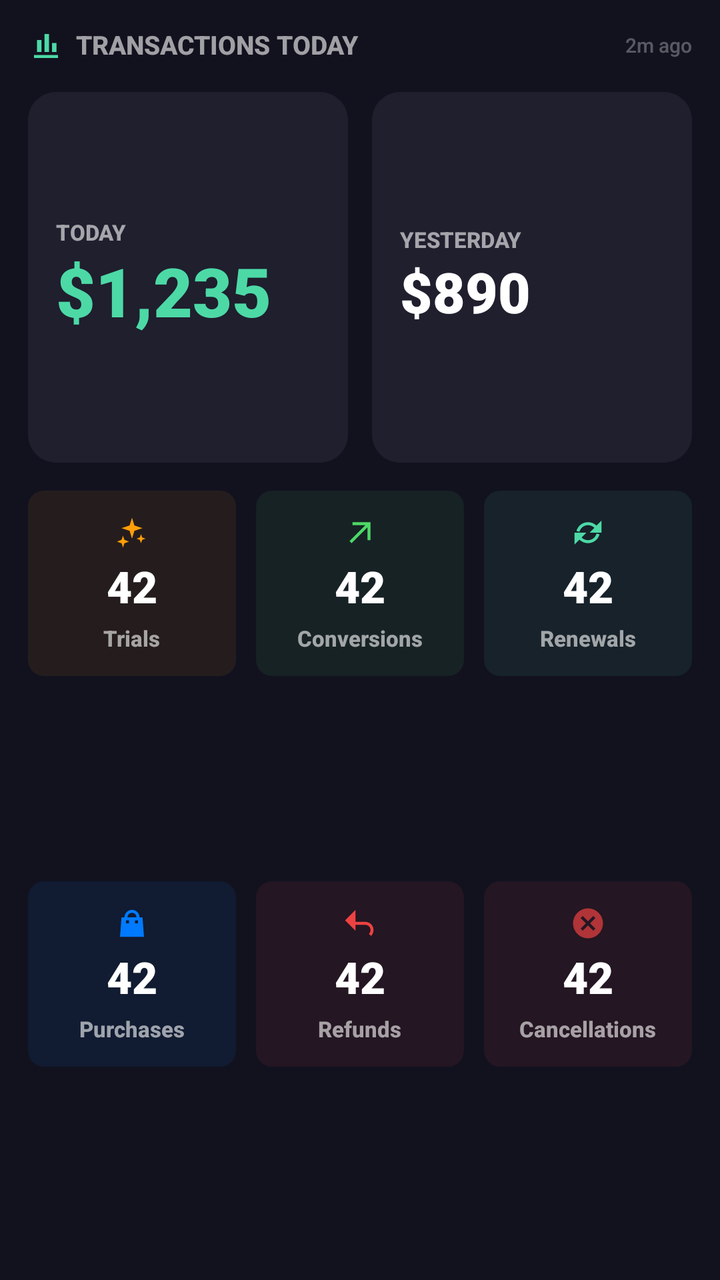
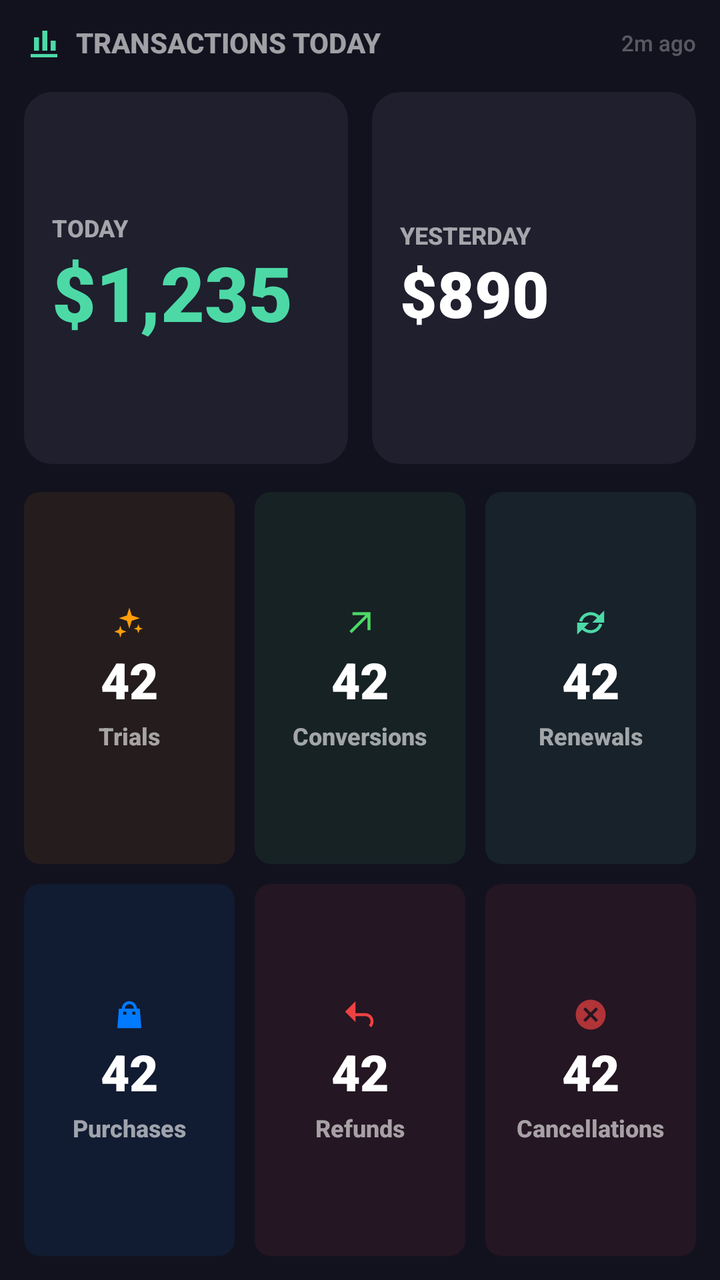

An Android layout rendered at two revisions. The XML below is the earlier revision; the diff shows what the commit changed to produce the second picture.
<!-- AndroidManifest.xml: fallback theme Theme.MaterialComponents.DayNight.NoActionBar -->
<!-- res/layout/transactions_widget_large.xml -->
<?xml version="1.0" encoding="utf-8"?>
<LinearLayout xmlns:android="http://schemas.android.com/apk/res/android"
    android:id="@+id/widgetRoot"
    android:layout_width="match_parent"
    android:layout_height="match_parent"
    android:orientation="vertical"
    android:padding="14dp"
    android:background="@color/widgetBackground">

    <LinearLayout
        android:layout_width="match_parent"
        android:layout_height="wrap_content"
        android:orientation="horizontal"
        android:gravity="center_vertical">
        <ImageView
            android:layout_width="18dp"
            android:layout_height="18dp"
            android:src="@drawable/ic_widget_chart_bar"
            android:contentDescription="@null" />
        <TextView
            android:layout_width="wrap_content"
            android:layout_height="wrap_content"
            android:text="TRANSACTIONS TODAY"
            android:textSize="13sp"
            android:textStyle="bold"
            android:layout_marginStart="6dp"
            android:textColor="@color/widgetTextSecondary" android:fontFamily="sans-serif-medium" android:includeFontPadding="false" />
        <TextView android:layout_width="0dp" android:layout_height="0dp" android:layout_weight="1" />
        <TextView
            android:id="@+id/tvLastUpdated"
            android:layout_width="wrap_content"
            android:layout_height="wrap_content"
            android:text="2m ago"
            android:textSize="10sp"
            android:textColor="@color/widgetTextQuaternary" android:fontFamily="sans-serif-medium" android:includeFontPadding="false" />
    </LinearLayout>

    <LinearLayout android:layout_width="match_parent" android:layout_height="0dp" android:layout_weight="1" android:orientation="horizontal" android:layout_marginTop="14dp">
        <LinearLayout android:layout_width="0dp" android:layout_height="match_parent" android:layout_weight="1" android:orientation="vertical" android:gravity="center_vertical" android:padding="14dp" android:background="@drawable/bg_mtd_card">
            <TextView android:layout_width="wrap_content" android:layout_height="wrap_content" android:text="TODAY" android:textSize="11sp" android:textStyle="bold" android:textColor="@color/widgetTextSecondary" android:fontFamily="sans-serif-medium" android:includeFontPadding="false" />
            <TextView android:id="@+id/tvRevenue" android:layout_width="wrap_content" android:layout_height="wrap_content" android:text="$1,235" android:textSize="34sp" android:textStyle="bold" android:textColor="@color/widgetAccent" android:fontFamily="sans-serif-black" android:includeFontPadding="false" android:maxLines="1" android:ellipsize="end" android:layout_marginTop="4dp" />
        </LinearLayout>
        <LinearLayout android:layout_width="0dp" android:layout_height="match_parent" android:layout_weight="1" android:orientation="vertical" android:gravity="center_vertical" android:padding="14dp" android:background="@drawable/bg_mtd_card" android:layout_marginStart="12dp">
            <TextView android:layout_width="wrap_content" android:layout_height="wrap_content" android:text="YESTERDAY" android:textSize="11sp" android:textStyle="bold" android:textColor="@color/widgetTextSecondary" android:fontFamily="sans-serif-medium" android:includeFontPadding="false" />
            <TextView android:id="@+id/tvYesterday" android:layout_width="wrap_content" android:layout_height="wrap_content" android:text="$890" android:textSize="28sp" android:textStyle="bold" android:textColor="@color/widgetTextPrimary" android:fontFamily="sans-serif-black" android:includeFontPadding="false" android:maxLines="1" android:ellipsize="end" android:layout_marginTop="4dp" />
        </LinearLayout>
    </LinearLayout>

    <LinearLayout android:layout_width="match_parent" android:layout_height="0dp" android:layout_weight="1" android:orientation="horizontal" android:layout_marginTop="14dp">
        <LinearLayout
            android:id="@+id/cellTrials"
            android:layout_width="0dp"
            android:layout_height="wrap_content"
            android:layout_weight="1"
            android:orientation="vertical"
            android:gravity="center"
            android:paddingTop="12dp"
            android:paddingBottom="12dp"
            android:background="@drawable/bg_count_cell_trial">
            <ImageView
                    android:layout_width="18dp"
                    android:layout_height="18dp"
                    android:src="@drawable/ic_widget_sparkles"
                    android:contentDescription="@null" />
            <TextView
                android:id="@+id/tvTrials"
                android:layout_width="wrap_content"
                android:layout_height="wrap_content"
                android:text="42"
                android:textSize="22sp"
                android:textStyle="bold"
                android:layout_marginTop="6dp"
                android:textColor="@color/widgetTextPrimary" android:fontFamily="sans-serif-black" android:includeFontPadding="false" />
            <TextView
                android:layout_width="wrap_content"
                android:layout_height="wrap_content"
                android:text="Trials"
                android:textSize="11sp"
                android:textStyle="bold"
                android:layout_marginTop="6dp"
                android:textColor="@color/widgetTextSecondary" android:fontFamily="sans-serif-medium" android:includeFontPadding="false" />
        </LinearLayout>
        <LinearLayout
            android:id="@+id/cellConversions"
            android:layout_width="0dp"
            android:layout_height="wrap_content"
            android:layout_weight="1"
            android:orientation="vertical"
            android:gravity="center"
            android:paddingTop="12dp"
            android:paddingBottom="12dp"
            android:background="@drawable/bg_count_cell_conversion"
            android:layout_marginStart="10dp">
            <ImageView
                    android:layout_width="18dp"
                    android:layout_height="18dp"
                    android:src="@drawable/ic_widget_arrow_up_right"
                    android:contentDescription="@null" />
            <TextView
                android:id="@+id/tvConversions"
                android:layout_width="wrap_content"
                android:layout_height="wrap_content"
                android:text="42"
                android:textSize="22sp"
                android:textStyle="bold"
                android:layout_marginTop="6dp"
                android:textColor="@color/widgetTextPrimary" android:fontFamily="sans-serif-black" android:includeFontPadding="false" />
            <TextView
                android:layout_width="wrap_content"
                android:layout_height="wrap_content"
                android:text="Conversions"
                android:textSize="11sp"
                android:textStyle="bold"
                android:layout_marginTop="6dp"
                android:textColor="@color/widgetTextSecondary" android:fontFamily="sans-serif-medium" android:includeFontPadding="false" />
        </LinearLayout>
        <LinearLayout
            android:id="@+id/cellRenewals"
            android:layout_width="0dp"
            android:layout_height="wrap_content"
            android:layout_weight="1"
            android:orientation="vertical"
            android:gravity="center"
            android:paddingTop="12dp"
            android:paddingBottom="12dp"
            android:background="@drawable/bg_count_cell_renewal"
            android:layout_marginStart="10dp">
            <ImageView
                    android:layout_width="18dp"
                    android:layout_height="18dp"
                    android:src="@drawable/ic_widget_renewal"
                    android:contentDescription="@null" />
            <TextView
                android:id="@+id/tvRenewals"
                android:layout_width="wrap_content"
                android:layout_height="wrap_content"
                android:text="42"
                android:textSize="22sp"
                android:textStyle="bold"
                android:layout_marginTop="6dp"
                android:textColor="@color/widgetTextPrimary" android:fontFamily="sans-serif-black" android:includeFontPadding="false" />
            <TextView
                android:layout_width="wrap_content"
                android:layout_height="wrap_content"
                android:text="Renewals"
                android:textSize="11sp"
                android:textStyle="bold"
                android:layout_marginTop="6dp"
                android:textColor="@color/widgetTextSecondary" android:fontFamily="sans-serif-medium" android:includeFontPadding="false" />
        </LinearLayout>
    </LinearLayout>
    <LinearLayout android:layout_width="match_parent" android:layout_height="0dp" android:layout_weight="1" android:orientation="horizontal" android:layout_marginTop="10dp">
        <LinearLayout
            android:id="@+id/cellPurchases"
            android:layout_width="0dp"
            android:layout_height="wrap_content"
            android:layout_weight="1"
            android:orientation="vertical"
            android:gravity="center"
            android:paddingTop="12dp"
            android:paddingBottom="12dp"
            android:background="@drawable/bg_count_cell_purchase">
            <ImageView
                    android:layout_width="18dp"
                    android:layout_height="18dp"
                    android:src="@drawable/ic_widget_bag"
                    android:contentDescription="@null" />
            <TextView
                android:id="@+id/tvPurchases"
                android:layout_width="wrap_content"
                android:layout_height="wrap_content"
                android:text="42"
                android:textSize="22sp"
                android:textStyle="bold"
                android:layout_marginTop="6dp"
                android:textColor="@color/widgetTextPrimary" android:fontFamily="sans-serif-black" android:includeFontPadding="false" />
            <TextView
                android:layout_width="wrap_content"
                android:layout_height="wrap_content"
                android:text="Purchases"
                android:textSize="11sp"
                android:textStyle="bold"
                android:layout_marginTop="6dp"
                android:textColor="@color/widgetTextSecondary" android:fontFamily="sans-serif-medium" android:includeFontPadding="false" />
        </LinearLayout>
        <LinearLayout
            android:id="@+id/cellRefunds"
            android:layout_width="0dp"
            android:layout_height="wrap_content"
            android:layout_weight="1"
            android:orientation="vertical"
            android:gravity="center"
            android:paddingTop="12dp"
            android:paddingBottom="12dp"
            android:background="@drawable/bg_count_cell_refund"
            android:layout_marginStart="10dp">
            <ImageView
                    android:layout_width="18dp"
                    android:layout_height="18dp"
                    android:src="@drawable/ic_widget_refund"
                    android:contentDescription="@null" />
            <TextView
                android:id="@+id/tvRefunds"
                android:layout_width="wrap_content"
                android:layout_height="wrap_content"
                android:text="42"
                android:textSize="22sp"
                android:textStyle="bold"
                android:layout_marginTop="6dp"
                android:textColor="@color/widgetTextPrimary" android:fontFamily="sans-serif-black" android:includeFontPadding="false" />
            <TextView
                android:layout_width="wrap_content"
                android:layout_height="wrap_content"
                android:text="Refunds"
                android:textSize="11sp"
                android:textStyle="bold"
                android:layout_marginTop="6dp"
                android:textColor="@color/widgetTextSecondary" android:fontFamily="sans-serif-medium" android:includeFontPadding="false" />
        </LinearLayout>
        <LinearLayout
            android:id="@+id/cellCancellations"
            android:layout_width="0dp"
            android:layout_height="wrap_content"
            android:layout_weight="1"
            android:orientation="vertical"
            android:gravity="center"
            android:paddingTop="12dp"
            android:paddingBottom="12dp"
            android:background="@drawable/bg_count_cell_refund"
            android:layout_marginStart="10dp">
            <ImageView
                    android:layout_width="18dp"
                    android:layout_height="18dp"
                    android:src="@drawable/ic_widget_cancel"
                    android:contentDescription="@null" />
            <TextView
                android:id="@+id/tvCancellations"
                android:layout_width="wrap_content"
                android:layout_height="wrap_content"
                android:text="42"
                android:textSize="22sp"
                android:textStyle="bold"
                android:layout_marginTop="6dp"
                android:textColor="@color/widgetTextPrimary" android:fontFamily="sans-serif-black" android:includeFontPadding="false" />
            <TextView
                android:layout_width="wrap_content"
                android:layout_height="wrap_content"
                android:text="Cancellations"
                android:textSize="11sp"
                android:textStyle="bold"
                android:layout_marginTop="6dp"
                android:textColor="@color/widgetTextSecondary" android:fontFamily="sans-serif-medium" android:includeFontPadding="false" />
        </LinearLayout>
    </LinearLayout>
</LinearLayout>
<!-- resources referenced by this layout -->
<resources>
  <color name="widgetAccent">#4DD9A6</color>
  <color name="widgetBackground">#12121F</color>
  <color name="widgetTextPrimary">#FFFFFFFF</color>
  <color name="widgetTextQuaternary">#4DFFFFFF</color>
  <color name="widgetTextSecondary">#99FFFFFF</color>
  <!-- drawable bg_count_cell_conversion (drawable) -->
  <?xml version="1.0" encoding="utf-8"?>
  <shape xmlns:android="http://schemas.android.com/apk/res/android"
      android:shape="rectangle">
      <solid android:color="#144DD966" />
      <corners android:radius="8dp" />
  </shape>
  <!-- drawable bg_count_cell_purchase (drawable) -->
  <?xml version="1.0" encoding="utf-8"?>
  <shape xmlns:android="http://schemas.android.com/apk/res/android"
      android:shape="rectangle">
      <solid android:color="#14007AFF" />
      <corners android:radius="8dp" />
  </shape>
  <!-- drawable bg_count_cell_refund (drawable) -->
  <?xml version="1.0" encoding="utf-8"?>
  <shape xmlns:android="http://schemas.android.com/apk/res/android"
      android:shape="rectangle">
      <solid android:color="#14ED4242" />
      <corners android:radius="8dp" />
  </shape>
  <!-- drawable bg_count_cell_renewal (drawable) -->
  <?xml version="1.0" encoding="utf-8"?>
  <shape xmlns:android="http://schemas.android.com/apk/res/android"
      android:shape="rectangle">
      <solid android:color="#144DD9A6" />
      <corners android:radius="8dp" />
  </shape>
  <!-- drawable bg_count_cell_trial (drawable) -->
  <?xml version="1.0" encoding="utf-8"?>
  <shape xmlns:android="http://schemas.android.com/apk/res/android"
      android:shape="rectangle">
      <solid android:color="#14FF9E0A" />
      <corners android:radius="8dp" />
  </shape>
  <!-- drawable bg_mtd_card (drawable) -->
  <?xml version="1.0" encoding="utf-8"?>
  <shape xmlns:android="http://schemas.android.com/apk/res/android"
      android:shape="rectangle">
      <solid android:color="@color/widgetCardBackground" />
      <corners android:radius="14dp" />
  </shape>
  <!-- drawable ic_widget_arrow_up_right (drawable) -->
  <vector xmlns:android="http://schemas.android.com/apk/res/android" android:width="24dp" android:height="24dp" android:viewportWidth="24" android:viewportHeight="24">
      <path android:fillColor="@color/conversionGreen" android:pathData="M7,5h12v12h-2V8.4L6.4,19L5,17.6L15.6,7H7V5z"/>
  </vector>
  <!-- drawable ic_widget_cancel (drawable) -->
  <vector xmlns:android="http://schemas.android.com/apk/res/android" android:width="24dp" android:height="24dp" android:viewportWidth="24" android:viewportHeight="24">
      <path android:fillColor="@color/cancelRed" android:pathData="M12,2a10,10 0,1 0,0,20a10,10 0,0 0,0,-20zM8.5,7.1L12,10.6l3.5,-3.5l1.4,1.4L13.4,12l3.5,3.5l-1.4,1.4L12,13.4l-3.5,3.5l-1.4,-1.4l3.5,-3.5l-3.5,-3.5l1.4,-1.4z"/>
  </vector>
  <!-- drawable ic_widget_chart_bar (drawable) -->
  <vector xmlns:android="http://schemas.android.com/apk/res/android" android:width="24dp" android:height="24dp" android:viewportWidth="24" android:viewportHeight="24">
      <path android:fillColor="@color/widgetAccent" android:pathData="M4,20h16v-2H4v2zM6,16h3V8H6v8zM11,16h3V4h-3v12zM16,16h3v-6h-3v6z"/>
  </vector>
  <!-- drawable ic_widget_refund (drawable) -->
  <vector xmlns:android="http://schemas.android.com/apk/res/android" android:width="24dp" android:height="24dp" android:viewportWidth="24" android:viewportHeight="24">
      <path android:fillColor="@color/refundRed" android:pathData="M9,7V3L2,10l7,7v-4h6.5c2,0 3.5,1.5 3.5,3.5c0,1 -0.4,1.9 -1.1,2.5l1.5,1.4c1,-1 1.6,-2.4 1.6,-3.9c0,-3.1 -2.4,-5.5 -5.5,-5.5H9V7z"/>
  </vector>
  <color name="widgetCardBackground">#1F1F2E</color>
  <color name="conversionGreen">#4DD966</color>
  <color name="appleBlue">#007AFF</color>
  <color name="cancelRed">#B3ED4242</color>
  <color name="refundRed">#ED4242</color>
  <color name="trialOrange">#FF9E0A</color>
  <!-- unchanged entries left out for length: 3 -->
</resources>

<!-- the commit's change to res/layout/transactions_widget_large.xml (unified diff, before → after) -->
@@ -4,7 +4,7 @@
     android:layout_width="match_parent"
     android:layout_height="match_parent"
     android:orientation="vertical"
-    android:padding="14dp"
+    android:padding="12dp"
     android:background="@color/widgetBackground">
 
     <LinearLayout
@@ -13,15 +13,15 @@
         android:orientation="horizontal"
         android:gravity="center_vertical">
         <ImageView
-            android:layout_width="18dp"
-            android:layout_height="18dp"
+            android:layout_width="20dp"
+            android:layout_height="20dp"
             android:src="@drawable/ic_widget_chart_bar"
             android:contentDescription="@null" />
         <TextView
             android:layout_width="wrap_content"
             android:layout_height="wrap_content"
             android:text="TRANSACTIONS TODAY"
-            android:textSize="13sp"
+            android:textSize="14sp"
             android:textStyle="bold"
             android:layout_marginStart="6dp"
             android:textColor="@color/widgetTextSecondary" android:fontFamily="sans-serif-medium" android:includeFontPadding="false" />
@@ -31,18 +31,18 @@
             android:layout_width="wrap_content"
             android:layout_height="wrap_content"
             android:text="2m ago"
-            android:textSize="10sp"
+            android:textSize="11sp"
             android:textColor="@color/widgetTextQuaternary" android:fontFamily="sans-serif-medium" android:includeFontPadding="false" />
     </LinearLayout>
 
     <LinearLayout android:layout_width="match_parent" android:layout_height="0dp" android:layout_weight="1" android:orientation="horizontal" android:layout_marginTop="14dp">
         <LinearLayout android:layout_width="0dp" android:layout_height="match_parent" android:layout_weight="1" android:orientation="vertical" android:gravity="center_vertical" android:padding="14dp" android:background="@drawable/bg_mtd_card">
-            <TextView android:layout_width="wrap_content" android:layout_height="wrap_content" android:text="TODAY" android:textSize="11sp" android:textStyle="bold" android:textColor="@color/widgetTextSecondary" android:fontFamily="sans-serif-medium" android:includeFontPadding="false" />
-            <TextView android:id="@+id/tvRevenue" android:layout_width="wrap_content" android:layout_height="wrap_content" android:text="$1,235" android:textSize="34sp" android:textStyle="bold" android:textColor="@color/widgetAccent" android:fontFamily="sans-serif-black" android:includeFontPadding="false" android:maxLines="1" android:ellipsize="end" android:layout_marginTop="4dp" />
+            <TextView android:layout_width="wrap_content" android:layout_height="wrap_content" android:text="TODAY" android:textSize="12sp" android:textStyle="bold" android:textColor="@color/widgetTextSecondary" android:fontFamily="sans-serif-medium" android:includeFontPadding="false" />
+            <TextView android:id="@+id/tvRevenue" android:layout_width="wrap_content" android:layout_height="wrap_content" android:text="$1,235" android:textSize="38sp" android:textStyle="bold" android:textColor="@color/widgetAccent" android:fontFamily="sans-serif-black" android:includeFontPadding="false" android:maxLines="1" android:ellipsize="end" android:layout_marginTop="4dp" />
         </LinearLayout>
         <LinearLayout android:layout_width="0dp" android:layout_height="match_parent" android:layout_weight="1" android:orientation="vertical" android:gravity="center_vertical" android:padding="14dp" android:background="@drawable/bg_mtd_card" android:layout_marginStart="12dp">
-            <TextView android:layout_width="wrap_content" android:layout_height="wrap_content" android:text="YESTERDAY" android:textSize="11sp" android:textStyle="bold" android:textColor="@color/widgetTextSecondary" android:fontFamily="sans-serif-medium" android:includeFontPadding="false" />
-            <TextView android:id="@+id/tvYesterday" android:layout_width="wrap_content" android:layout_height="wrap_content" android:text="$890" android:textSize="28sp" android:textStyle="bold" android:textColor="@color/widgetTextPrimary" android:fontFamily="sans-serif-black" android:includeFontPadding="false" android:maxLines="1" android:ellipsize="end" android:layout_marginTop="4dp" />
+            <TextView android:layout_width="wrap_content" android:layout_height="wrap_content" android:text="YESTERDAY" android:textSize="12sp" android:textStyle="bold" android:textColor="@color/widgetTextSecondary" android:fontFamily="sans-serif-medium" android:includeFontPadding="false" />
+            <TextView android:id="@+id/tvYesterday" android:layout_width="wrap_content" android:layout_height="wrap_content" android:text="$890" android:textSize="32sp" android:textStyle="bold" android:textColor="@color/widgetTextPrimary" android:fontFamily="sans-serif-black" android:includeFontPadding="false" android:maxLines="1" android:ellipsize="end" android:layout_marginTop="4dp" />
         </LinearLayout>
     </LinearLayout>
 
@@ -50,12 +50,12 @@
         <LinearLayout
             android:id="@+id/cellTrials"
             android:layout_width="0dp"
-            android:layout_height="wrap_content"
-            android:layout_weight="1"
-            android:orientation="vertical"
-            android:gravity="center"
-            android:paddingTop="12dp"
-            android:paddingBottom="12dp"
+            android:layout_height="match_parent"
+            android:layout_weight="1"
+            android:orientation="vertical"
+            android:gravity="center"
+            android:paddingTop="14dp"
+            android:paddingBottom="14dp"
             android:background="@drawable/bg_count_cell_trial">
             <ImageView
                     android:layout_width="18dp"
@@ -67,7 +67,7 @@
                 android:layout_width="wrap_content"
                 android:layout_height="wrap_content"
                 android:text="42"
-                android:textSize="22sp"
+                android:textSize="25sp"
                 android:textStyle="bold"
                 android:layout_marginTop="6dp"
                 android:textColor="@color/widgetTextPrimary" android:fontFamily="sans-serif-black" android:includeFontPadding="false" />
@@ -75,7 +75,7 @@
                 android:layout_width="wrap_content"
                 android:layout_height="wrap_content"
                 android:text="Trials"
-                android:textSize="11sp"
+                android:textSize="12sp"
                 android:textStyle="bold"
                 android:layout_marginTop="6dp"
                 android:textColor="@color/widgetTextSecondary" android:fontFamily="sans-serif-medium" android:includeFontPadding="false" />
@@ -83,12 +83,12 @@
         <LinearLayout
             android:id="@+id/cellConversions"
             android:layout_width="0dp"
-            android:layout_height="wrap_content"
-            android:layout_weight="1"
-            android:orientation="vertical"
-            android:gravity="center"
-            android:paddingTop="12dp"
-            android:paddingBottom="12dp"
+            android:layout_height="match_parent"
+            android:layout_weight="1"
+            android:orientation="vertical"
+            android:gravity="center"
+            android:paddingTop="14dp"
+            android:paddingBottom="14dp"
             android:background="@drawable/bg_count_cell_conversion"
             android:layout_marginStart="10dp">
             <ImageView
@@ -101,7 +101,7 @@
                 android:layout_width="wrap_content"
                 android:layout_height="wrap_content"
                 android:text="42"
-                android:textSize="22sp"
+                android:textSize="25sp"
                 android:textStyle="bold"
                 android:layout_marginTop="6dp"
                 android:textColor="@color/widgetTextPrimary" android:fontFamily="sans-serif-black" android:includeFontPadding="false" />
@@ -109,7 +109,7 @@
                 android:layout_width="wrap_content"
                 android:layout_height="wrap_content"
                 android:text="Conversions"
-                android:textSize="11sp"
+                android:textSize="12sp"
                 android:textStyle="bold"
                 android:layout_marginTop="6dp"
                 android:textColor="@color/widgetTextSecondary" android:fontFamily="sans-serif-medium" android:includeFontPadding="false" />
@@ -117,12 +117,12 @@
         <LinearLayout
             android:id="@+id/cellRenewals"
             android:layout_width="0dp"
-            android:layout_height="wrap_content"
-            android:layout_weight="1"
-            android:orientation="vertical"
-            android:gravity="center"
-            android:paddingTop="12dp"
-            android:paddingBottom="12dp"
+            android:layout_height="match_parent"
+            android:layout_weight="1"
+            android:orientation="vertical"
+            android:gravity="center"
+            android:paddingTop="14dp"
+            android:paddingBottom="14dp"
             android:background="@drawable/bg_count_cell_renewal"
             android:layout_marginStart="10dp">
             <ImageView
@@ -135,7 +135,7 @@
                 android:layout_width="wrap_content"
                 android:layout_height="wrap_content"
                 android:text="42"
-                android:textSize="22sp"
+                android:textSize="25sp"
                 android:textStyle="bold"
                 android:layout_marginTop="6dp"
                 android:textColor="@color/widgetTextPrimary" android:fontFamily="sans-serif-black" android:includeFontPadding="false" />
@@ -143,7 +143,7 @@
                 android:layout_width="wrap_content"
                 android:layout_height="wrap_content"
                 android:text="Renewals"
-                android:textSize="11sp"
+                android:textSize="12sp"
                 android:textStyle="bold"
                 android:layout_marginTop="6dp"
                 android:textColor="@color/widgetTextSecondary" android:fontFamily="sans-serif-medium" android:includeFontPadding="false" />
@@ -153,12 +153,12 @@
         <LinearLayout
             android:id="@+id/cellPurchases"
             android:layout_width="0dp"
-            android:layout_height="wrap_content"
-            android:layout_weight="1"
-            android:orientation="vertical"
-            android:gravity="center"
-            android:paddingTop="12dp"
-            android:paddingBottom="12dp"
+            android:layout_height="match_parent"
+            android:layout_weight="1"
+            android:orientation="vertical"
+            android:gravity="center"
+            android:paddingTop="14dp"
+            android:paddingBottom="14dp"
             android:background="@drawable/bg_count_cell_purchase">
             <ImageView
                     android:layout_width="18dp"
@@ -170,7 +170,7 @@
                 android:layout_width="wrap_content"
                 android:layout_height="wrap_content"
                 android:text="42"
-                android:textSize="22sp"
+                android:textSize="25sp"
                 android:textStyle="bold"
                 android:layout_marginTop="6dp"
                 android:textColor="@color/widgetTextPrimary" android:fontFamily="sans-serif-black" android:includeFontPadding="false" />
@@ -178,7 +178,7 @@
                 android:layout_width="wrap_content"
                 android:layout_height="wrap_content"
                 android:text="Purchases"
-                android:textSize="11sp"
+                android:textSize="12sp"
                 android:textStyle="bold"
                 android:layout_marginTop="6dp"
                 android:textColor="@color/widgetTextSecondary" android:fontFamily="sans-serif-medium" android:includeFontPadding="false" />
@@ -186,12 +186,12 @@
         <LinearLayout
             android:id="@+id/cellRefunds"
             android:layout_width="0dp"
-            android:layout_height="wrap_content"
-            android:layout_weight="1"
-            android:orientation="vertical"
-            android:gravity="center"
-            android:paddingTop="12dp"
-            android:paddingBottom="12dp"
+            android:layout_height="match_parent"
+            android:layout_weight="1"
+            android:orientation="vertical"
+            android:gravity="center"
+            android:paddingTop="14dp"
+            android:paddingBottom="14dp"
             android:background="@drawable/bg_count_cell_refund"
             android:layout_marginStart="10dp">
             <ImageView
@@ -204,7 +204,7 @@
                 android:layout_width="wrap_content"
                 android:layout_height="wrap_content"
                 android:text="42"
-                android:textSize="22sp"
+                android:textSize="25sp"
                 android:textStyle="bold"
                 android:layout_marginTop="6dp"
                 android:textColor="@color/widgetTextPrimary" android:fontFamily="sans-serif-black" android:includeFontPadding="false" />
@@ -212,7 +212,7 @@
                 android:layout_width="wrap_content"
                 android:layout_height="wrap_content"
                 android:text="Refunds"
-                android:textSize="11sp"
+                android:textSize="12sp"
                 android:textStyle="bold"
                 android:layout_marginTop="6dp"
                 android:textColor="@color/widgetTextSecondary" android:fontFamily="sans-serif-medium" android:includeFontPadding="false" />
@@ -220,12 +220,12 @@
         <LinearLayout
             android:id="@+id/cellCancellations"
             android:layout_width="0dp"
-            android:layout_height="wrap_content"
-            android:layout_weight="1"
-            android:orientation="vertical"
-            android:gravity="center"
-            android:paddingTop="12dp"
-            android:paddingBottom="12dp"
+            android:layout_height="match_parent"
+            android:layout_weight="1"
+            android:orientation="vertical"
+            android:gravity="center"
+            android:paddingTop="14dp"
+            android:paddingBottom="14dp"
             android:background="@drawable/bg_count_cell_refund"
             android:layout_marginStart="10dp">
             <ImageView
@@ -238,7 +238,7 @@
                 android:layout_width="wrap_content"
                 android:layout_height="wrap_content"
                 android:text="42"
-                android:textSize="22sp"
+                android:textSize="25sp"
                 android:textStyle="bold"
                 android:layout_marginTop="6dp"
                 android:textColor="@color/widgetTextPrimary" android:fontFamily="sans-serif-black" android:includeFontPadding="false" />
@@ -246,7 +246,7 @@
                 android:layout_width="wrap_content"
                 android:layout_height="wrap_content"
                 android:text="Cancellations"
-                android:textSize="11sp"
+                android:textSize="12sp"
                 android:textStyle="bold"
                 android:layout_marginTop="6dp"
                 android:textColor="@color/widgetTextSecondary" android:fontFamily="sans-serif-medium" android:includeFontPadding="false" />
